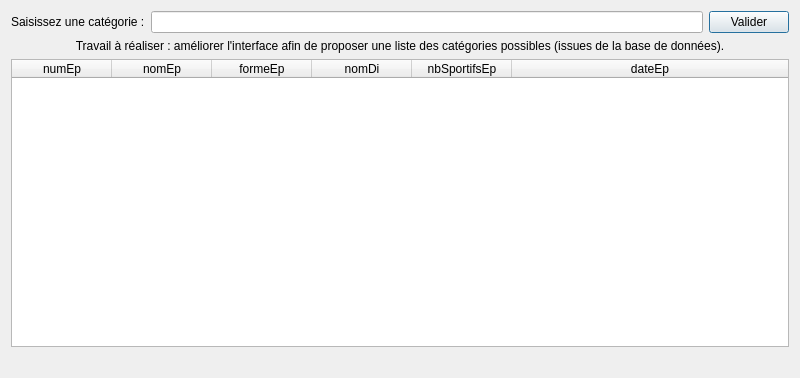
Above: gui/fct_comp_3.ui from BenoitPE/CEBDProject before the change. Below: the same form after it.
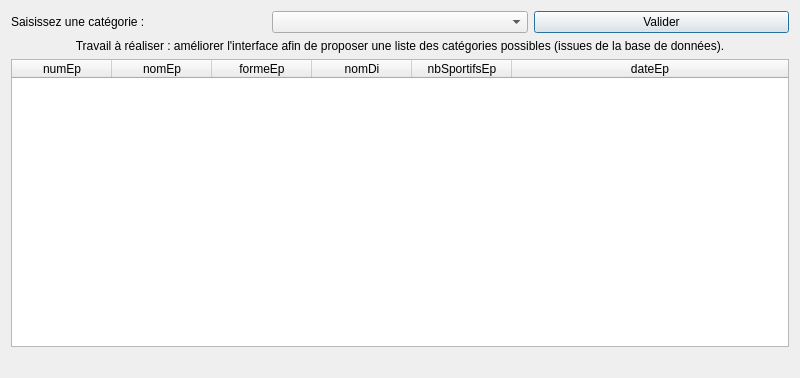
That is the form after the change.

Commit message: feat(1.6) : Ajout liste déroulante dans fct_comp_3.ui, chargement des catégories a partir de la base dans la liste déroulante et chargement des épreuves de la catégorie choisie dans la tableau

Patch:
```diff
--- a/gui/fct_comp_3.ui
+++ b/gui/fct_comp_3.ui
@@ -24,7 +24,7 @@
       </widget>
      </item>
      <item>
-      <widget class="QLineEdit" name="lineEdit_fct_comp_3"/>
+      <widget class="QComboBox" name="combobox_fct_comp_3"/>
      </item>
      <item>
       <widget class="QPushButton" name="pushButton">
```
The commit also changes 2 other files.
